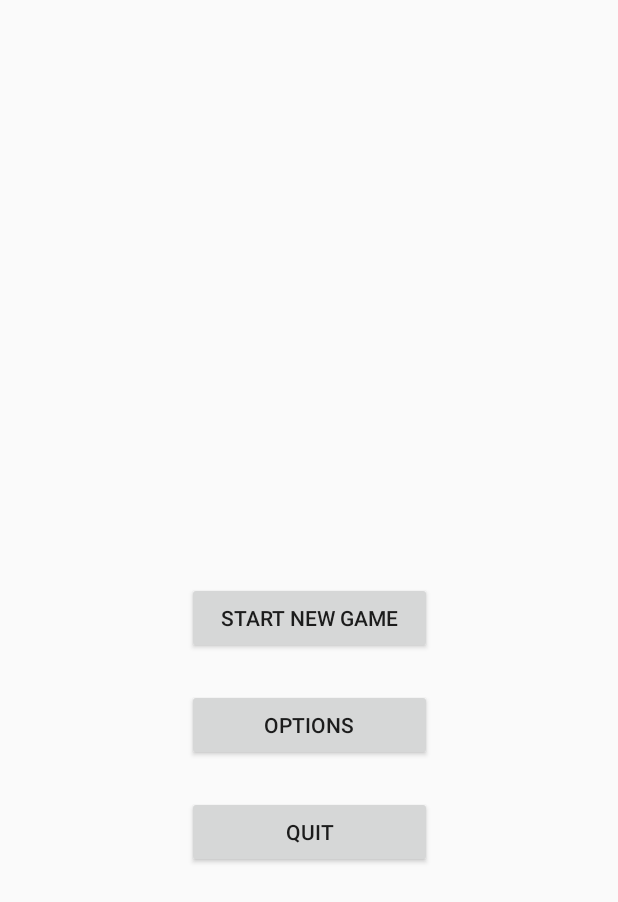
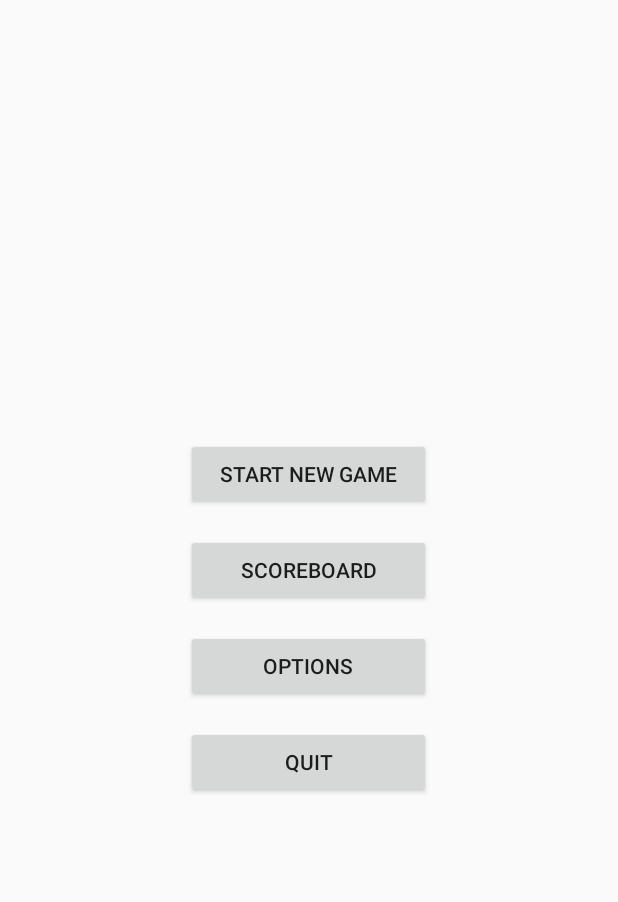
Before and after one commit to Hobajt/DynaBlaster, an Android app: the screen it shows after launch (MainActivity), on a phone screen of 412 x 824 dp. Shown: the top 902 px of the screen. Run offline under Robolectric (Android 15) with nearby library versions, the phone set to English and light mode, and no system bars.

Commit message:
Menu, settings, progress reset
Added basic menu, persistence for game settings and option to reset game progress

```diff
--- a/app/src/main/AndroidManifest.xml
+++ b/app/src/main/AndroidManifest.xml
@@ -9,14 +9,14 @@
         android:roundIcon="@mipmap/ic_launcher_round"
         android:supportsRtl="true"
         android:theme="@style/AppTheme">
-        <activity android:name=".MainActivity">
+        <activity android:name=".activity.MainActivity">
             <intent-filter>
                 <action android:name="android.intent.action.MAIN" />
 
                 <category android:name="android.intent.category.LAUNCHER" />
             </intent-filter>
         </activity>
-        <activity android:name=".GameActivity"></activity>
+        <activity android:name=".activity.GameActivity"></activity>
     </application>
 
 </manifest>
--- a/app/src/main/java/com/kopecrad/dynablaster/FullscreenActivity.java
+++ b/app/src/main/java/com/kopecrad/dynablaster/activity/FullscreenActivity.java
@@ -1,4 +1,4 @@
-package com.kopecrad.dynablaster;
+package com.kopecrad.dynablaster.activity;
 
 import android.app.Activity;
 import android.os.Bundle;
--- /dev/null
+++ b/app/src/main/java/com/kopecrad/dynablaster/activity/MainActivity.java
@@ -0,0 +1,130 @@
+package com.kopecrad.dynablaster.activity;
+
+import android.app.ActivityOptions;
+import android.content.Context;
+import android.content.Intent;
+import android.content.SharedPreferences;
+import android.os.Bundle;
+import android.util.Log;
+import android.view.View;
+import android.widget.CompoundButton;
+import android.widget.Switch;
+import android.widget.TextView;
+
+import com.kopecrad.dynablaster.R;
+
+import java.util.HashMap;
+import java.util.Map;
+
+/**
+ * Activity with main game menu.
+ * Provides means to start the game and modify game options.
+ */
+public class MainActivity extends FullscreenActivity {
+
+    private Map<String, View> menus;
+    private SharedPreferences prefs;
+
+    @Override
+    protected void onCreate(Bundle savedInstanceState) {
+        super.onCreate(savedInstanceState);
+        setContentView(R.layout.activity_main);
+
+        initialize();
+    }
+
+    /**
+     * Returns from any menu to the main menu
+     * @param view
+     */
+    public void backToMain(View view) {
+        menus.get("options").setVisibility(View.GONE);
+        menus.get("main").setVisibility(View.VISIBLE);
+    }
+
+    /**
+     * Opens options submenu
+     * @param view
+     */
+    public void openOptions(View view) {
+        menus.get("options").setVisibility(View.VISIBLE);
+        menus.get("main").setVisibility(View.GONE);
+    }
+
+    /**
+     * Starts the game.
+      * @param view
+     */
+    public void startGame(View view) {
+        Intent intent= new Intent(getBaseContext(), GameActivity.class);
+        startActivity(intent, ActivityOptions.makeSceneTransitionAnimation(this).toBundle());
+    }
+
+    /**
+     * Removes any game progres.
+     * @param view
+     */
+    public void resetGame(View view) {
+        //TODO: add popup with question "Do you really want to reset your progress?"
+
+        //write reset flag - actual reset happens in GameActivity during level loading
+        SharedPreferences.Editor pEdit= prefs.edit();
+        pEdit.putBoolean("resetGame", true);
+        pEdit.apply();
+
+        //rename start game btn to default
+        ((TextView)findViewById(R.id.menu_main_startGameBtn))
+                .setText(getResources().getString(R.string.menu_startGame));
+        Log.d("kek", "Game progress has been reset.");
+    }
+
+    /**
+     * Starts activity with offline & online scoreboards display.
+     * @param view
+     */
+    public void showScoreboard(View view) {
+        //TODO: implement scoreboard activity
+    }
+
+    /**
+     * Activity initialization in general.
+     */
+    private void initialize() {
+        //load menu slides references
+        menus= new HashMap<>();
+        menus.put("main", findViewById(R.id.menu_mainLayout));
+        menus.put("options", findViewById(R.id.menu_optionsLayout));
+
+        //init preferences
+        prefs= getSharedPreferences(getResources().getString(R.string.prefs_name), Context.MODE_PRIVATE);
+
+        //initialize sound switch in options
+        init_soundSwitch();
+
+        //rename start game button
+        init_renameStartButton();
+    }
+
+    private void init_renameStartButton() {
+        TextView btn= findViewById(R.id.menu_main_startGameBtn);
+        btn.setText( getResources().getString(
+                prefs.getBoolean("gameInProgress", false)
+                        ? R.string.menu_startGameContinue
+                        : R.string.menu_startGame)
+        );
+    }
+
+    private void init_soundSwitch() {
+        Switch soundSwitch= findViewById(R.id.menu_opt_soundSwitch);
+        soundSwitch.setChecked(prefs.getBoolean("sound", true));
+        soundSwitch.setOnCheckedChangeListener(new CompoundButton.OnCheckedChangeListener() {
+            @Override
+            public void onCheckedChanged(CompoundButton compoundButton, boolean b) {
+                SharedPreferences.Editor pEdit= prefs.edit();
+                pEdit.putBoolean("sound", compoundButton.isChecked());
+                pEdit.apply();
+                Log.d("kek", "Sound state changed.");
+            }
+        });
+    }
+}
--- a/app/src/main/java/com/kopecrad/dynablaster/Renderer.java
+++ b/app/src/main/java/com/kopecrad/dynablaster/game/infrastructure/Renderer.java
@@ -1,4 +1,4 @@
-package com.kopecrad.dynablaster;
+package com.kopecrad.dynablaster.game.infrastructure;
 
 import android.graphics.Canvas;
 import android.graphics.Color;
--- a/app/src/main/res/layout/activity_game.xml
+++ b/app/src/main/res/layout/activity_game.xml
@@ -5,7 +5,7 @@
     android:layout_width="match_parent"
     android:layout_height="match_parent"
     android:orientation="vertical"
-    tools:context=".GameActivity">
+    tools:context=".activity.GameActivity">
 
         <SurfaceView
             android:id="@+id/surfaceView"
--- a/app/src/main/res/layout/activity_main.xml
+++ b/app/src/main/res/layout/activity_main.xml
@@ -4,10 +4,17 @@
     xmlns:tools="http://schemas.android.com/tools"
     android:layout_width="match_parent"
     android:layout_height="match_parent"
-    tools:context=".MainActivity">
+    tools:context=".activity.MainActivity">
+
+    <LinearLayout
+        android:id="@+id/menu_mainLayout"
+        android:layout_width="match_parent"
+        android:layout_height="match_parent"
+        android:gravity="center"
+        android:orientation="vertical">
 
         <Button
-        android:id="@+id/menu_startGameButton"
+            android:id="@+id/menu_main_startGameBtn"
             android:layout_width="163dp"
             android:layout_height="wrap_content"
             android:layout_marginStart="8dp"
@@ -22,22 +29,38 @@
             app:layout_constraintTop_toTopOf="parent" />
 
         <Button
-        android:id="@+id/menu_optionsButton"
+            android:id="@+id/menu_main_scoreboardBtn"
             android:layout_width="163dp"
             android:layout_height="wrap_content"
             android:layout_marginStart="8dp"
             android:layout_marginTop="8dp"
             android:layout_marginEnd="8dp"
             android:layout_marginBottom="8dp"
+            android:onClick="showScoreboard"
+            android:text="@string/menu_scoreboard"
+            app:layout_constraintBottom_toBottomOf="parent"
+            app:layout_constraintEnd_toEndOf="parent"
+            app:layout_constraintStart_toStartOf="parent"
+            app:layout_constraintTop_toTopOf="parent" />
+
+        <Button
+            android:id="@+id/menu_main_optBtn"
+            android:layout_width="163dp"
+            android:layout_height="wrap_content"
+            android:layout_marginStart="8dp"
+            android:layout_marginTop="8dp"
+            android:layout_marginEnd="8dp"
+            android:layout_marginBottom="8dp"
+            android:onClick="openOptions"
             android:text="@string/menu_options"
             app:layout_constraintBottom_toBottomOf="parent"
             app:layout_constraintEnd_toEndOf="parent"
             app:layout_constraintStart_toStartOf="parent"
-        app:layout_constraintTop_toBottomOf="@+id/menu_startGameButton"
+            app:layout_constraintTop_toBottomOf="@+id/menu_main_startGameBtn"
             app:layout_constraintVertical_bias="0.048" />
 
         <Button
-        android:id="@+id/menu_quitButton"
+            android:id="@+id/menu_main_quitBtn"
             android:layout_width="163dp"
             android:layout_height="wrap_content"
             android:layout_marginStart="8dp"
@@ -48,7 +71,42 @@
             app:layout_constraintBottom_toBottomOf="parent"
             app:layout_constraintEnd_toEndOf="parent"
             app:layout_constraintStart_toStartOf="parent"
-        app:layout_constraintTop_toBottomOf="@+id/menu_optionsButton"
+            app:layout_constraintTop_toBottomOf="@+id/menu_main_optBtn"
             app:layout_constraintVertical_bias="0.061" />
+    </LinearLayout>
+
+    <LinearLayout
+        android:id="@+id/menu_optionsLayout"
+        android:layout_width="159dp"
+        android:layout_height="wrap_content"
+        android:gravity="center"
+        android:orientation="vertical"
+        android:visibility="gone"
+        app:layout_constraintBottom_toBottomOf="parent"
+        app:layout_constraintEnd_toEndOf="parent"
+        app:layout_constraintStart_toStartOf="parent"
+        app:layout_constraintTop_toTopOf="parent">
+
+        <Button
+            android:id="@+id/menu_opt_resetProgressBtn"
+            android:layout_width="match_parent"
+            android:layout_height="wrap_content"
+            android:onClick="resetGame"
+            android:text="@string/menu_resetGame" />
+
+        <Switch
+            android:id="@+id/menu_opt_soundSwitch"
+            android:layout_width="match_parent"
+            android:layout_height="wrap_content"
+            android:checked="true"
+            android:text="@string/menu_sound" />
+
+        <Button
+            android:id="@+id/menu_opt_backBtn"
+            android:layout_width="match_parent"
+            android:layout_height="wrap_content"
+            android:onClick="backToMain"
+            android:text="@string/menu_back" />
+    </LinearLayout>
 
 </android.support.constraint.ConstraintLayout>
--- a/app/src/main/res/values/strings.xml
+++ b/app/src/main/res/values/strings.xml
@@ -3,4 +3,11 @@
     <string name="menu_startGame">Start New Game</string>
     <string name="menu_quit">Quit</string>
     <string name="menu_options">Options</string>
+    <string name="menu_back">Back</string>
+    <string name="menu_resetGame">Reset game progress</string>
+
+    <string name="prefs_name">com.kopecrad.dynablaster.gameprefs</string>
+    <string name="menu_sound">Enable sound</string>
+    <string name="menu_scoreboard">Scoreboard</string>
+    <string name="menu_startGameContinue">Continue</string>
 </resources>
--- /dev/null
+++ b/app/src/main/res/xml/preferences.xml
@@ -0,0 +1,3 @@
+<?xml version="1.0" encoding="utf-8"?>
+<PreferenceScreen xmlns:app="http://schemas.android.com/apk/res-auto">
+</PreferenceScreen>
```
Also changed, not shown: app/src/main/java/com/kopecrad/dynablaster/GameActivity.java (deleted, +0 -33 lines), app/src/main/java/com/kopecrad/dynablaster/MainActivity.java (deleted, +0 -23 lines), app/src/main/java/com/kopecrad/dynablaster/activity/GameActivity.java (added, +73 -0 lines), app/src/main/java/com/kopecrad/dynablaster/game/infrastructure/Scene.java (added, +18 -0 lines), app/src/main/java/com/kopecrad/dynablaster/game/infrastructure/level/LevelData.java (added, +7 -0 lines), app/src/main/java/com/kopecrad/dynablaster/game/infrastructure/level/LevelState.java (added, +9 -0 lines). Lines whose indentation alone changed are shown as unchanged.
